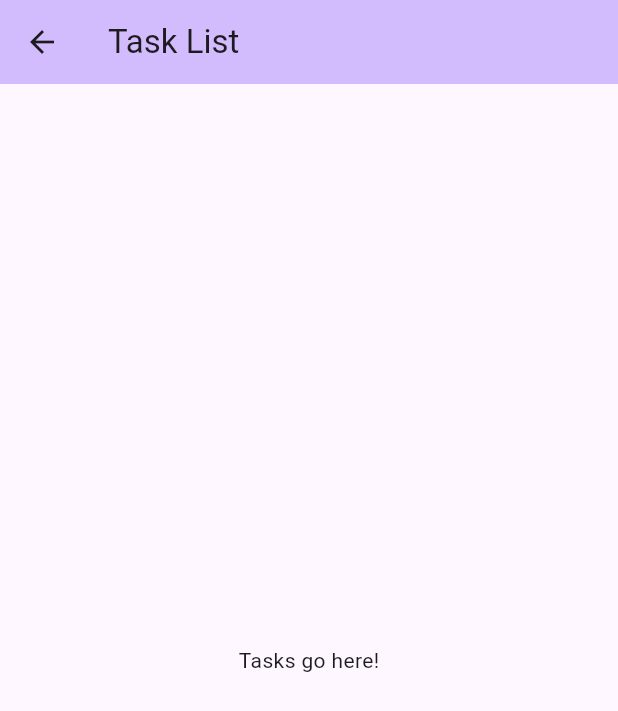
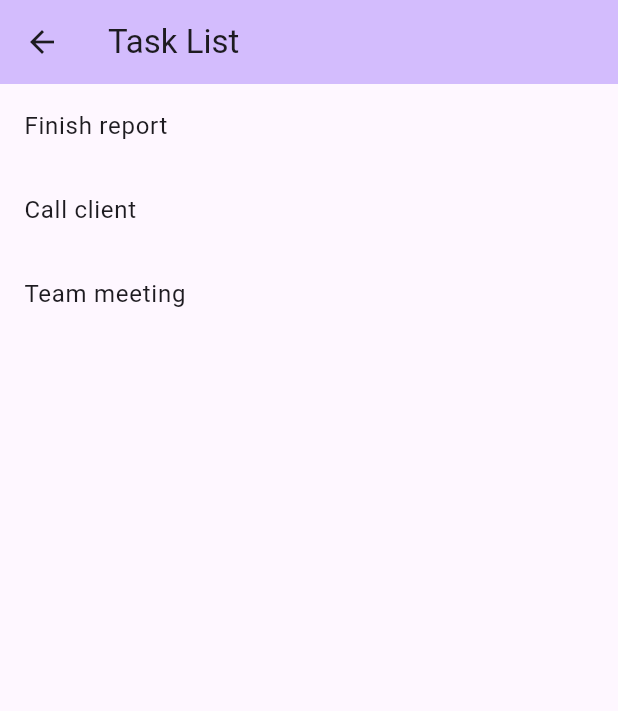
Before and after one commit to Aladdin-Ghribi/company_task_manager, a Flutter app: the TaskListScreen screen opened directly, on a phone screen of 412 x 824 dp. Shown: the top 711 px of the screen. Run offline on Flutter 3.47's test engine with Material 3 defaults, Android fonts, the phone set to English and light mode, and no system bars.

Commit message:
Add task list with ListView

```diff
--- a/lib/main.dart
+++ b/lib/main.dart
@@ -80,7 +80,21 @@ class MyHomePage extends StatelessWidget {
   }
 }
 
-class TaskListScreen extends StatelessWidget {
+
+
+class TaskListScreen extends StatefulWidget {
+  @override
+  _TaskListScreenState createState() => _TaskListScreenState();
+}
+
+class _TaskListScreenState extends State<TaskListScreen> {
+  // Hardcoded list of tasks for now
+  final List<String> _tasks = [
+    "Finish report",
+    "Call client",
+    "Team meeting",
+  ];
+
   @override
 Widget build(BuildContext context) {
   return Scaffold(
@@ -88,8 +102,13 @@ class TaskListScreen extends StatelessWidget {
       title: Text('Task List'),
       backgroundColor: Theme.of(context).colorScheme.inversePrimary,
     ),
-      body: Center(
-        child: Text('Tasks go here!'),
+    body: ListView.builder(
+      itemCount: _tasks.length,
+      itemBuilder: (context, index) {
+        return ListTile(
+          title: Text(_tasks[index]),
+        );
+      },
     ),
   );
 }
```
Lines whose indentation alone changed are shown as unchanged.
